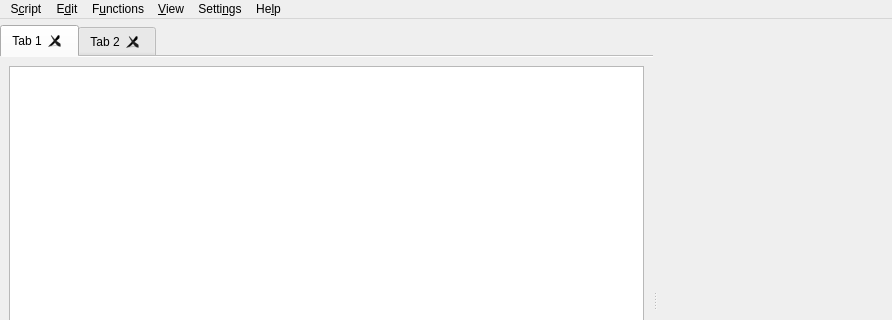
The window that buliscript/buliscript/bs/resources/bsmainwindow.ui (Grum999/BuliScript) describes before a commit, drawn with Qt 5; both pictures show x 0 to 892 and y 0 to 320 of the 892 by 603 pixel window.
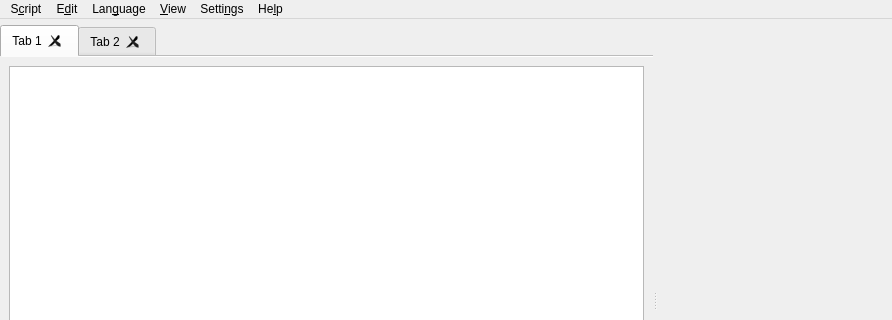
The same window after the commit. Icons and pictures are not drawn. Custom widgets are drawn as their Qt base class.

The edit to the form file:
```diff
--- a/buliscript/buliscript/bs/resources/bsmainwindow.ui
+++ b/buliscript/buliscript/bs/resources/bsmainwindow.ui
@@ -151,9 +151,9 @@
     <addaction name="separator"/>
     <addaction name="actionEditSelectAll"/>
    </widget>
-   <widget class="QMenu" name="menuFunctions">
+   <widget class="QMenu" name="menuLanguage">
     <property name="title">
-     <string>F&amp;unctions</string>
+     <string>Lan&amp;guage</string>
     </property>
    </widget>
    <widget class="QMenu" name="menuSettings">
@@ -185,7 +185,7 @@
    </widget>
    <addaction name="menuScript"/>
    <addaction name="menuEdit"/>
-   <addaction name="menuFunctions"/>
+   <addaction name="menuLanguage"/>
    <addaction name="menuView"/>
    <addaction name="menuSettings"/>
    <addaction name="menuHelp"/>
```
Left out of the diff: 110 changed lines with no effect on the pictures.
